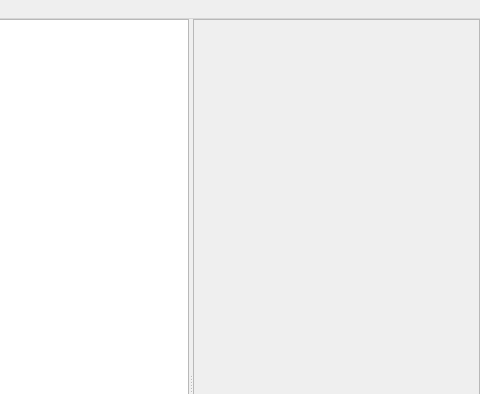
Old version of the form src/gui/applicationwindow_view.ui in the repository eseo-emc/emctestbench; both pictures show x 544 to 1024 and y 0 to 394 of the 1024 by 768 pixel window.
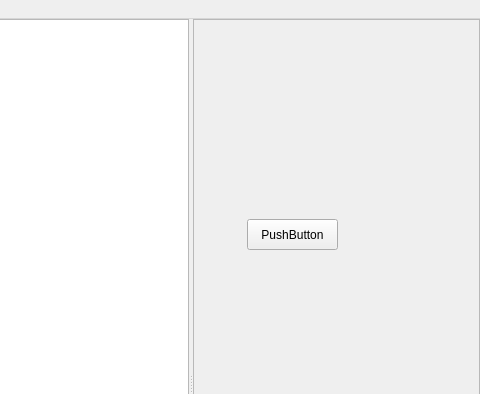
New version of the form. Icons and pictures are not drawn.

Diff of the .ui file:
```diff
--- a/src/gui/applicationwindow_view.ui
+++ b/src/gui/applicationwindow_view.ui
@@ -62,6 +62,23 @@
        <property name="frameShadow">
         <enum>QFrame::Raised</enum>
        </property>
+       <widget class="QPushButton" name="pushButton">
+        <property name="geometry">
+         <rect>
+          <x>54</x>
+          <y>200</y>
+          <width>91</width>
+          <height>31</height>
+         </rect>
+        </property>
+        <property name="text">
+         <string>PushButton</string>
+        </property>
+        <property name="icon">
+         <iconset resource="icons/icons.qrc">
+          <normaloff>:/Amplifier.png</normaloff>:/Amplifier.png</iconset>
+        </property>
+       </widget>
       </widget>
      </widget>
     </item>
```
Left out of the diff: 3 changed lines with no effect on the pictures.
